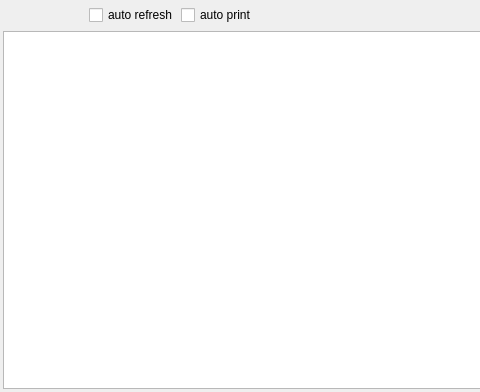
First picture: the form in quickevent/app/plugins/qml/Runs/src/eventstatisticswidget.ui, repository Quick-Event/quickbox, before the edit; both pictures show x 0 to 480 and y 0 to 392 of the 710 by 392 pixel window.
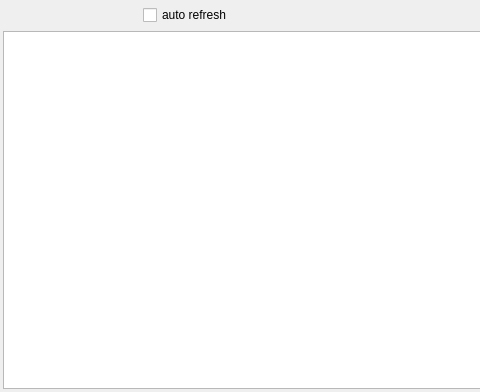
Second picture: the form after the edit. Icons and pictures are not drawn. Custom widgets are drawn as their Qt base class.

What changed in the file:
```diff
--- a/quickevent/app/plugins/qml/Runs/src/eventstatisticswidget.ui
+++ b/quickevent/app/plugins/qml/Runs/src/eventstatisticswidget.ui
@@ -54,7 +54,21 @@
        <number>1</number>
       </property>
       <item>
-       <widget class="QToolButton" name="btPrintResults">
+       <widget class="QToolButton" name="btPrintResultsNew">
+        <property name="toolTip">
+         <string>Print results for classes with new runners</string>
+        </property>
+        <property name="icon">
+         <iconset resource="../Runs.qrc">
+          <normaloff>:/quickevent/Runs/images/print-new.svg</normaloff>:/quickevent/Runs/images/print-new.svg</iconset>
+        </property>
+        <property name="autoRaise">
+         <bool>true</bool>
+        </property>
+       </widget>
+      </item>
+      <item>
+       <widget class="QToolButton" name="btPrintResultsSelected">
         <property name="toolTip">
          <string>Print results in selected rows</string>
         </property>
@@ -95,20 +109,6 @@
         </property>
        </widget>
       </item>
-      <item>
-       <widget class="QCheckBox" name="chkAutoRefresh">
-        <property name="text">
-         <string>auto refresh</string>
-        </property>
-       </widget>
-      </item>
-      <item>
-       <widget class="QCheckBox" name="chkAutoPrint">
-        <property name="text">
-         <string>auto print</string>
-        </property>
-       </widget>
-      </item>
       <item>
        <widget class="QToolButton" name="btOptions">
         <property name="toolTip">
@@ -123,6 +123,13 @@
         </property>
        </widget>
       </item>
+      <item>
+       <widget class="QCheckBox" name="chkAutoRefresh">
+        <property name="text">
+         <string>auto refresh</string>
+        </property>
+       </widget>
+      </item>
       <item>
        <spacer name="horizontalSpacer_2">
         <property name="orientation">
```
Left out of the diff: 1 changed line with no effect on the pictures.
